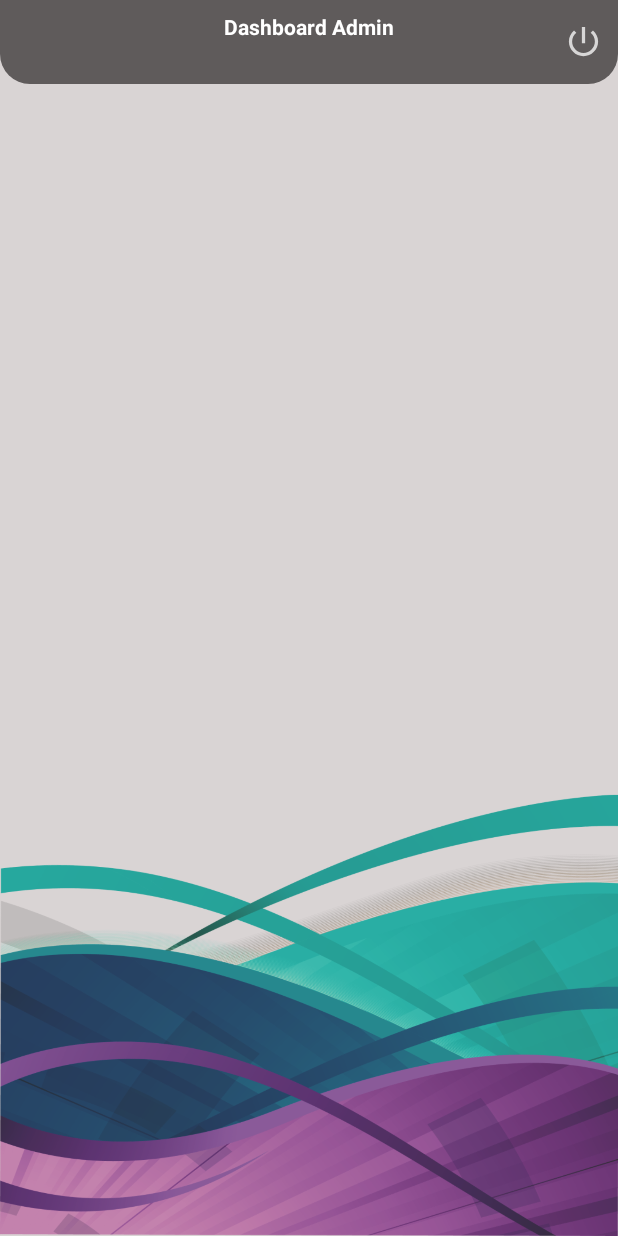
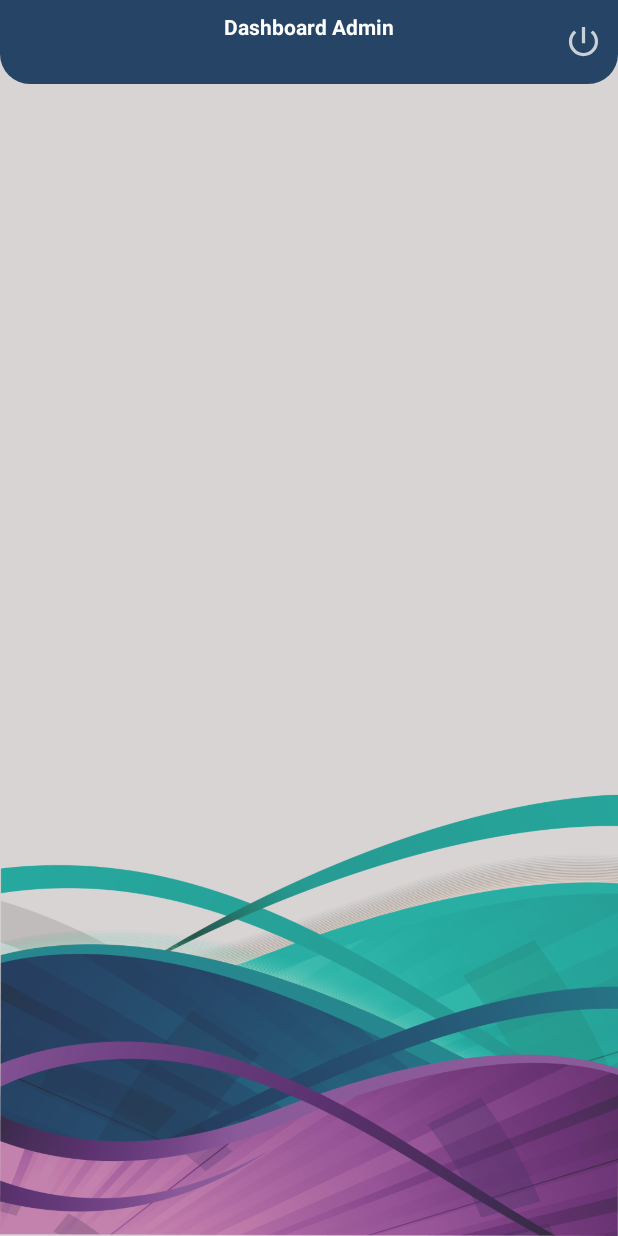
Before and after one commit to emreeldemir/Leafy, an Android app: the DashboardAdminActivity screen opened directly, with no data from a screen before it, on a phone screen of 412 x 824 dp. Run offline under Robolectric (Android 15) with nearby library versions, the phone set to English and light mode, and no system bars; our stand-ins replace Firebase (no records; nobody signed in at launch, a user with empty details on screens opened directly).

Commit message:
minor changes on colors

```diff
--- a/app/src/main/res/drawable/shape_toolbar_01.xml
+++ b/app/src/main/res/drawable/shape_toolbar_01.xml
@@ -4,6 +4,6 @@
 
     <corners android:bottomLeftRadius="20dp"
         android:bottomRightRadius="20dp"/>
-    <solid android:color="@color/darkGrey"/>
+    <solid android:color="@color/toolbarColor"/>
 
 </shape>
--- a/app/src/main/res/values/colors.xml
+++ b/app/src/main/res/values/colors.xml
@@ -11,4 +11,5 @@
     <color name="grey">#CCCCCC</color>
     <color name="midGrey">#918A8A</color>
     <color name="darkGrey">#5F5B5B</color>
+    <color name="toolbarColor">#264465</color>
 </resources>
```
